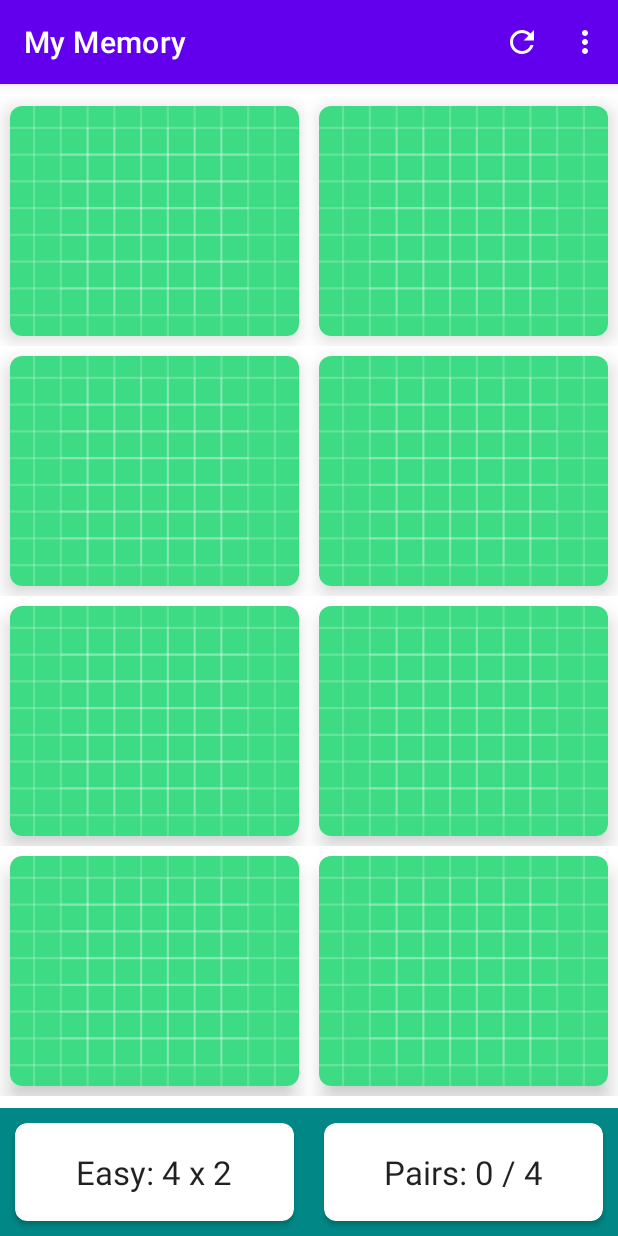
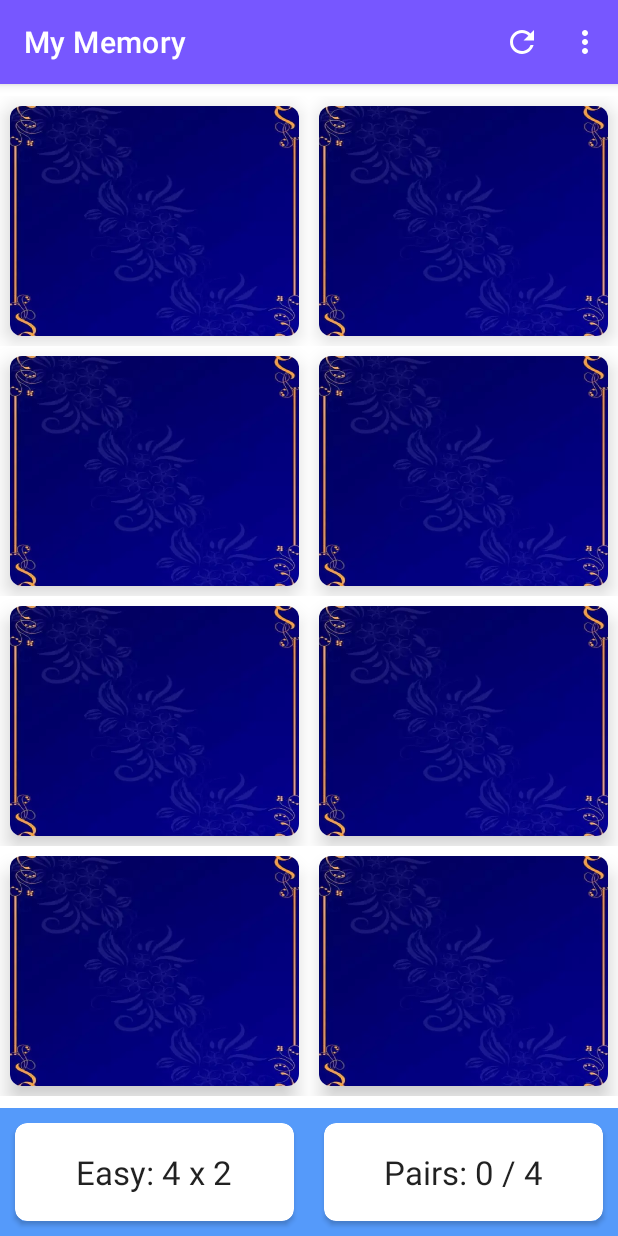
Before and after one commit to BManchi/MyMemory, an Android app: the screen it shows after launch (MainActivity), on a phone screen of 412 x 824 dp. Run offline under Robolectric (Android 15) with nearby library versions, the phone set to English and light mode, and no system bars; our stand-ins replace Firebase (no records; nobody signed in at launch, a user with empty details on screens opened directly), Picasso; libraries missing offline, so code that uses them is left out: com.github.jinatonic.confetti.

Commit message:
Implement upoad/download and clean-up

```diff
--- a/app/build.gradle
+++ b/app/build.gradle
@@ -53,4 +53,8 @@ dependencies {
 
     // Picasso
     implementation 'com.squareup.picasso:picasso:2.71828'
+
+    // Confetti animation library
+    implementation 'com.github.jinatonic.confetti:confetti:1.1.2'
+
 }
--- a/app/src/main/AndroidManifest.xml
+++ b/app/src/main/AndroidManifest.xml
@@ -12,8 +12,8 @@
         android:roundIcon="@mipmap/ic_launcher_round"
         android:supportsRtl="true"
         android:theme="@style/Theme.MyMemory">
-        <activity android:name=".CreateActivity"></activity>
-        <activity android:name=".MainActivity">
+        <activity android:name=".CreateActivity" android:screenOrientation="portrait"></activity>
+        <activity android:name=".MainActivity" android:screenOrientation="portrait">
             <intent-filter>
                 <action android:name="android.intent.action.MAIN" />
 
--- a/app/src/main/java/com/bmanchi/mymemory/MemoryBoardAdapter.kt
+++ b/app/src/main/java/com/bmanchi/mymemory/MemoryBoardAdapter.kt
@@ -57,12 +57,12 @@ class MemoryBoardAdapter(
             val memoryCard = cards[position]
             if (memoryCard.isFaceUp) {
                 if (memoryCard.imageUrl != null) {
-                    Picasso.get().load(memoryCard.imageUrl).into(imageButton)
+                    Picasso.get().load(memoryCard.imageUrl).placeholder(R.drawable.ic_image).into(imageButton)
                 } else {
                     imageButton.setImageResource(memoryCard.identifier)
                 }
             } else {
-                imageButton.setImageResource(R.drawable.ic_launcher_background)
+                imageButton.setImageResource(R.drawable.card_background)
             }
 
             imageButton.alpha = if (memoryCard.isMatched) .4f else 1.0f
--- /dev/null
+++ b/app/src/main/res/drawable/ic_image.xml
@@ -0,0 +1,5 @@
+<vector android:height="24dp" android:tint="#7D7D7D"
+    android:viewportHeight="24" android:viewportWidth="24"
+    android:width="24dp" xmlns:android="http://schemas.android.com/apk/res/android">
+    <path android:fillColor="@android:color/white" android:pathData="M21,19V5c0,-1.1 -0.9,-2 -2,-2H5c-1.1,0 -2,0.9 -2,2v14c0,1.1 0.9,2 2,2h14c1.1,0 2,-0.9 2,-2zM8.5,13.5l2.5,3.01L14.5,12l4.5,6H5l3.5,-4.5z"/>
+</vector>
--- a/app/src/main/res/layout/activity_main.xml
+++ b/app/src/main/res/layout/activity_main.xml
@@ -1,11 +1,16 @@
 <?xml version="1.0" encoding="utf-8"?>
-<androidx.constraintlayout.widget.ConstraintLayout xmlns:android="http://schemas.android.com/apk/res/android"
+<androidx.coordinatorlayout.widget.CoordinatorLayout xmlns:android="http://schemas.android.com/apk/res/android"
     xmlns:app="http://schemas.android.com/apk/res-auto"
     xmlns:tools="http://schemas.android.com/tools"
     android:id="@+id/clRoot"
     android:layout_width="match_parent"
     android:layout_height="match_parent"
     tools:context=".MainActivity">
+
+    <androidx.constraintlayout.widget.ConstraintLayout
+
+        android:layout_width="match_parent"
+        android:layout_height="match_parent">
 
         <androidx.recyclerview.widget.RecyclerView
             android:id="@+id/rvBoard"
@@ -69,3 +74,4 @@
         </LinearLayout>
 
     </androidx.constraintlayout.widget.ConstraintLayout>
+</androidx.coordinatorlayout.widget.CoordinatorLayout>
--- a/app/src/main/res/menu/menu_main.xml
+++ b/app/src/main/res/menu/menu_main.xml
@@ -15,4 +15,8 @@
         android:id="@+id/mi_custom"
         android:title="Create custom game"
         app:showAsAction="never" />
+    <item
+        android:id="@+id/mi_download"
+        android:title="Download custom game"
+        app:showAsAction="never" />
 </menu>
--- a/app/src/main/res/values/colors.xml
+++ b/app/src/main/res/values/colors.xml
@@ -10,4 +10,7 @@
     <color name="color_gray">#E0E0E0</color>
     <color name="color_progress_none">#DC1E0B</color>
     <color name="color_progress_full">#35BA01</color>
+    <color name="light_blue">#7757FF</color>
+    <color name="dark_blue">#4254E3</color>
+    <color name="alt_light_blue">#559AFA</color>
 </resources>
--- a/app/src/main/res/values/themes.xml
+++ b/app/src/main/res/values/themes.xml
@@ -2,12 +2,12 @@
     <!-- Base application theme. -->
     <style name="Theme.MyMemory" parent="Theme.MaterialComponents.DayNight.DarkActionBar">
         <!-- Primary brand color. -->
-        <item name="colorPrimary">@color/purple_500</item>
-        <item name="colorPrimaryVariant">@color/purple_700</item>
+        <item name="colorPrimary">@color/light_blue</item>
+        <item name="colorPrimaryVariant">@color/dark_blue</item>
         <item name="colorOnPrimary">@color/white</item>
         <!-- Secondary brand color. -->
-        <item name="colorSecondary">@color/teal_200</item>
-        <item name="colorSecondaryVariant">@color/teal_700</item>
+        <item name="colorSecondary">@color/alt_light_blue</item>
+        <item name="colorSecondaryVariant">@color/alt_light_blue</item>
         <item name="colorOnSecondary">@color/black</item>
         <!-- Status bar color. -->
         <item name="android:statusBarColor" tools:targetApi="l">?attr/colorPrimaryVariant</item>
```
Also changed, not shown: app/src/main/java/com/bmanchi/mymemory/MainActivity.kt (+26 -2 lines), app/src/main/res/layout/dialog_download_board.xml (added, +25 -0 lines), app/src/main/res/drawable/card_background.webp (added). Lines whose indentation alone changed are shown as unchanged.
